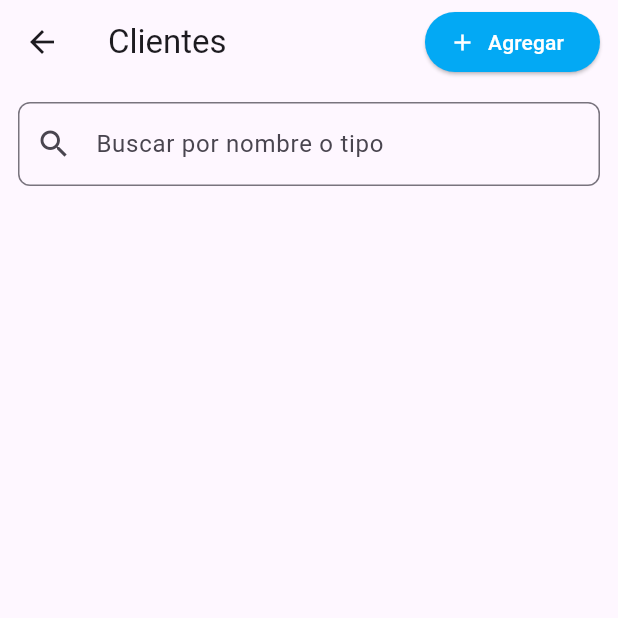
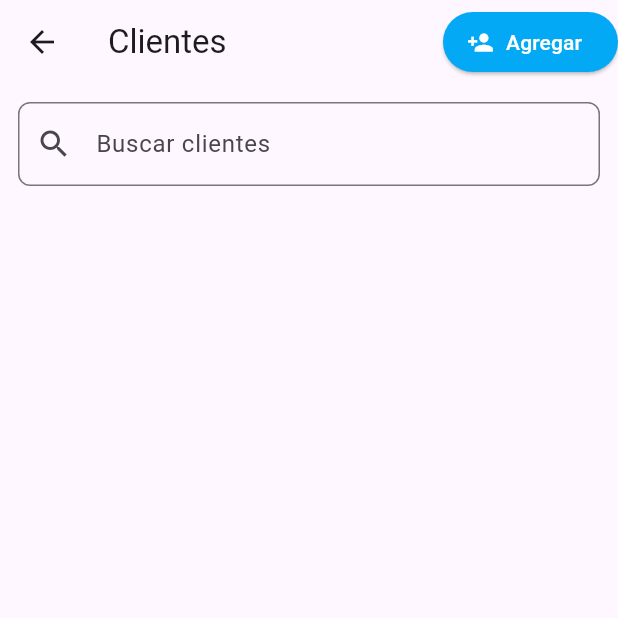
Before and after one commit to Andwan2/farmacia, a Flutter app: the ClientesScreen screen opened directly, on a phone screen of 412 x 824 dp, the top half of it. Run offline on Flutter 3.47's test engine with Material 3 defaults, Android fonts, the phone set to English and light mode, and no system bars; our stand-ins replace go_router, supabase_flutter; accounts and stored records are empty.

Commit message:
screen clientes+modales

```diff
--- a/lib/screens/clientes.dart
+++ b/lib/screens/clientes.dart
@@ -1,31 +1,31 @@
 import 'package:flutter/material.dart';
 import 'package:supabase_flutter/supabase_flutter.dart';
 
-// Pantalla principal que muestra la lista de clientes
+// Importa tus modales externos
+import 'package:farmacia_desktop/modal/agregar_cliente_modal.dart';
+import 'package:farmacia_desktop/modal/editar_cliente_modal.dart';
+
+
 class ClientesScreen extends StatefulWidget {
   const ClientesScreen({super.key});
 
   @override
-  State<ClientesScreen> createState() => _ClienteScreenState();
+  State<ClientesScreen> createState() => _ClientesScreenState();
 }
 
-class _ClienteScreenState extends State<ClientesScreen> {
+class _ClientesScreenState extends State<ClientesScreen> {
+  List<Map<String, dynamic>> clientes = [];
+  List<Map<String, dynamic>> filtrados = [];
   final TextEditingController _searchController = TextEditingController();
-
-  // Lista completa de clientes obtenidos desde Supabase
-  List<Map<String, dynamic>> clientes = [];
-
-  // Lista filtrada según la búsqueda
-  List<Map<String, dynamic>> filtrados = [];
 
   @override
   void initState() {
     super.initState();
-    cargarClientes(); // Carga inicial de datos
-    _searchController.addListener(filtrar); // Escucha cambios en el campo de búsqueda
+    cargarClientes();
+    _searchController.addListener(filtrar);
   }
 
-  // Consulta a Supabase para obtener los clientes
+  // 🔌 Cargar clientes desde Supabase
   Future<void> cargarClientes() async {
     final response = await Supabase.instance.client
         .from('cliente')
@@ -33,11 +33,11 @@ class _ClienteScreenState extends State<ClientesScreen> {
 
     setState(() {
       clientes = List<Map<String, dynamic>>.from(response);
-      filtrados = clientes; // Inicialmente muestra todos
+      filtrados = clientes;
     });
   }
 
-  // Filtra la lista según el texto ingresado
+  // 🔍 Filtrar clientes por nombre o tipo
   void filtrar() {
     final query = _searchController.text.toLowerCase();
     setState(() {
@@ -52,51 +52,36 @@ class _ClienteScreenState extends State<ClientesScreen> {
   @override
   Widget build(BuildContext context) {
     return Scaffold(
-      // AppBar con botón atrás y botón "Agregar"
       appBar: AppBar(
         title: const Text('Clientes'),
         actions: [
-          Padding(
-            padding: const EdgeInsets.symmetric(horizontal: 12),
-            child: ElevatedButton.icon(
-              onPressed: () {
-                // Acción para agregar cliente (puedes abrir un modal o navegar)
-              },
-              icon: const Icon(Icons.add),
-              label: const Text('Agregar'),
-              style: ElevatedButton.styleFrom(
-                backgroundColor: Colors.lightBlue,
-                foregroundColor: Colors.white, // ← color del texto e ícono
-              ),
-
-            ),
+          ElevatedButton.icon(
+            onPressed: () => mostrarAgregarCliente(context, cargarClientes),
+            icon: const Icon(Icons.person_add),
+            label: const Text('Agregar'),
+            style: ElevatedButton.styleFrom(  backgroundColor: Colors.lightBlue, foregroundColor: Colors.white,),
           ),
         ],
       ),
-
-      // Cuerpo de la pantalla
       body: Column(
         children: [
-          // Campo de búsqueda
           Padding(
             padding: const EdgeInsets.all(12),
             child: TextField(
               controller: _searchController,
               decoration: InputDecoration(
-                hintText: 'Buscar por nombre o tipo',
+                hintText: 'Buscar clientes',
                 prefixIcon: const Icon(Icons.search),
                 border: OutlineInputBorder(borderRadius: BorderRadius.circular(8)),
               ),
             ),
           ),
-
-          // Grid de tarjetas de cliente
           Expanded(
             child: GridView.builder(
               padding: const EdgeInsets.all(12),
               gridDelegate: const SliverGridDelegateWithFixedCrossAxisCount(
-                crossAxisCount: 4, // Dos columnas
-                childAspectRatio: 3 / 2, // Proporción de cada tarjeta
+                crossAxisCount: 4,
+                childAspectRatio: 3 / 2,
                 crossAxisSpacing: 12,
                 mainAxisSpacing: 12,
               ),
@@ -105,11 +90,9 @@ class _ClienteScreenState extends State<ClientesScreen> {
                 final cliente = filtrados[index];
                 return ClienteCard(
                   nombre: cliente['nombre_cliente'],
-                  telefono: cliente['numero_telefono'] ?? 'No registrado',
+                  telefono: cliente['numero_telefono'],
                   tipo: cliente['tipo_cliente'],
-                  onEdit: () {
-                    // Acción para editar cliente (puedes abrir un modal o navegar)
-                  },
+                  onEdit: () => mostrarEditarCliente(context, cliente, cargarClientes),
                 );
               },
             ),
@@ -120,28 +103,27 @@ class _ClienteScreenState extends State<ClientesScreen> {
   }
 }
 
-// Tarjeta visual para mostrar datos de un cliente
+//  Tarjeta visual de cliente
 class ClienteCard extends StatelessWidget {
   final String nombre;
-  final String telefono;
-  final String tipo;
+  final String? telefono;
+  final String? tipo;
   final VoidCallback onEdit;
 
   const ClienteCard({
     super.key,
     required this.nombre,
-    required this.telefono,
-    required this.tipo,
+    this.telefono,
+    this.tipo,
     required this.onEdit,
   });
 
   @override
   Widget build(BuildContext context) {
     return Card(
-      elevation: 3, // Sombra
+      elevation: 3,
       child: Stack(
         children: [
-          // Botón de edición en la esquina superior derecha
           Positioned(
             top: 8,
             right: 8,
@@ -150,17 +132,15 @@ class ClienteCard extends StatelessWidget {
               onPressed: onEdit,
             ),
           ),
-
-          // Contenido central de la tarjeta
           Center(
             child: Column(
               mainAxisAlignment: MainAxisAlignment.center,
               children: [
-                const CircleAvatar(child: Icon(Icons.person)), // Ícono de cliente
+                const CircleAvatar(child: Icon(Icons.person)),
                 const SizedBox(height: 8),
                 Text(nombre, style: const TextStyle(fontWeight: FontWeight.bold)),
-                Text(telefono),
-                Text('Tipo: $tipo', style: const TextStyle(fontSize: 12)),
+                Text(telefono ?? 'Teléfono no disponible'),
+                Text('Tipo: ${tipo ?? 'No definido'}', style: const TextStyle(fontSize: 12)),
               ],
             ),
           ),
```
